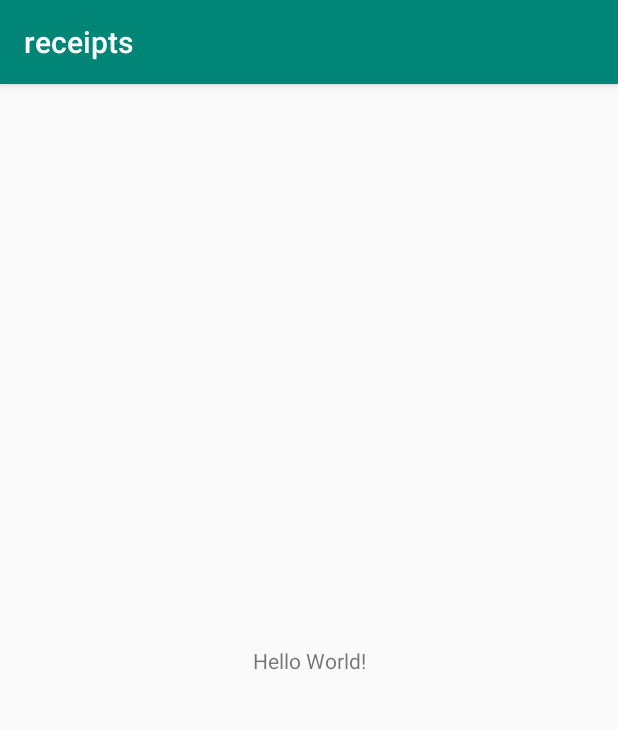
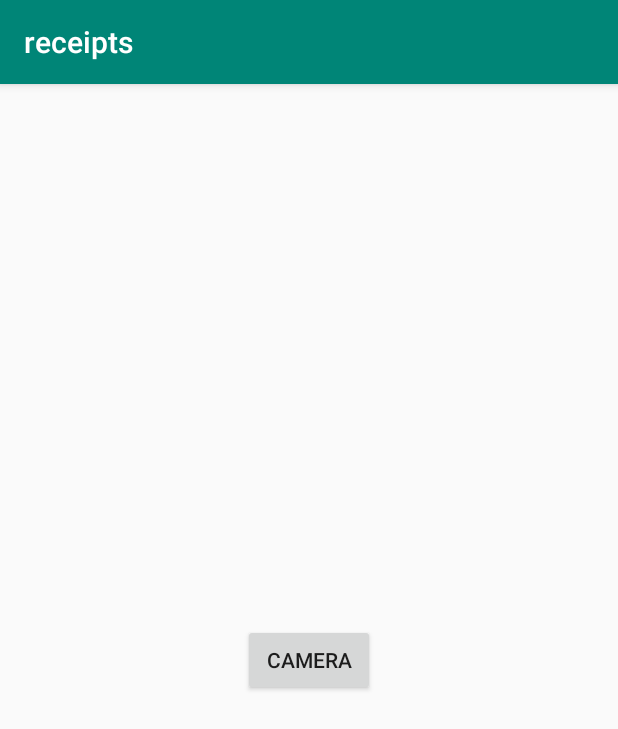
Before and after one commit to soukaryag/Split, an Android app: the screen it shows after launch (MainActivity), on a phone screen of 412 x 824 dp. Shown: the top 729 px of the screen. Run offline under Robolectric (Android 15) with nearby library versions, the phone set to English and light mode, and no system bars.

Commit message:
Added camera button

```diff
--- a/receipts/app/src/main/AndroidManifest.xml
+++ b/receipts/app/src/main/AndroidManifest.xml
@@ -18,6 +18,8 @@
                 <category android:name="android.intent.category.LAUNCHER" />
             </intent-filter>
         </activity>
+        <!--<activity android:name=".ResultsActivity">-->
+        <!--</activity>-->
     </application>
 
 </manifest>
--- a/receipts/app/src/main/java/com/example/ashvin/receipts/MainActivity.java
+++ b/receipts/app/src/main/java/com/example/ashvin/receipts/MainActivity.java
@@ -1,9 +1,12 @@
 package com.example.ashvin.receipts;
 
 import android.content.Intent;
+import android.graphics.Bitmap;
 import android.provider.MediaStore;
 import android.support.v7.app.AppCompatActivity;
 import android.os.Bundle;
+import android.view.View;
+import android.widget.Button;
 
 public class MainActivity extends AppCompatActivity {
     static final int REQUEST_IMAGE_CAPTURE = 1;
@@ -12,7 +15,14 @@ public class MainActivity extends AppCompatActivity {
     protected void onCreate(Bundle savedInstanceState) {
         super.onCreate(savedInstanceState);
         setContentView(R.layout.activity_main);
-        dispatchTakePictureIntent();
+
+        final Button button = findViewById(R.id.button_id);
+        button.setOnClickListener(new View.OnClickListener() {
+            @Override
+            public void onClick(View view) {
+                dispatchTakePictureIntent();
+            }
+        });
     }
 
     private void dispatchTakePictureIntent() {
@@ -21,4 +31,13 @@ public class MainActivity extends AppCompatActivity {
             startActivityForResult(takePictureIntent, REQUEST_IMAGE_CAPTURE);
         }
     }
+
+//    @Override
+//    protected void onActivityResult(int requestCode, int resultCode, Intent data) {
+//        if (requestCode == REQUEST_IMAGE_CAPTURE && resultCode == RESULT_OK) {
+//            Bundle extras = data.getExtras();
+//            Bitmap imageBitmap = (Bitmap) extras.get("data");
+//            imageView.setImageBitmap(imageBitmap);
+//        }
+//    }
 }
--- /dev/null
+++ b/receipts/app/src/main/java/com/example/ashvin/receipts/ResultsActivity.java
@@ -0,0 +1,6 @@
+package com.example.ashvin.receipts;
+
+import android.support.v7.app.AppCompatActivity;
+
+public class ResultsActivity extends AppCompatActivity {
+}
--- a/receipts/app/src/main/res/layout/activity_main.xml
+++ b/receipts/app/src/main/res/layout/activity_main.xml
@@ -6,13 +6,19 @@
     android:layout_height="match_parent"
     tools:context=".MainActivity">
 
-    <TextView
+    <Button
+        android:id="@+id/button_id"
         android:layout_width="wrap_content"
         android:layout_height="wrap_content"
-        android:text="Hello World!"
+        android:layout_marginStart="8dp"
+        android:layout_marginLeft="8dp"
+        android:layout_marginTop="8dp"
+        android:layout_marginEnd="8dp"
+        android:layout_marginRight="8dp"
+        android:layout_marginBottom="8dp"
+        android:text="Camera"
         app:layout_constraintBottom_toBottomOf="parent"
-        app:layout_constraintLeft_toLeftOf="parent"
-        app:layout_constraintRight_toRightOf="parent"
+        app:layout_constraintEnd_toEndOf="parent"
+        app:layout_constraintStart_toStartOf="parent"
         app:layout_constraintTop_toTopOf="parent" />
-
 </android.support.constraint.ConstraintLayout>
```
